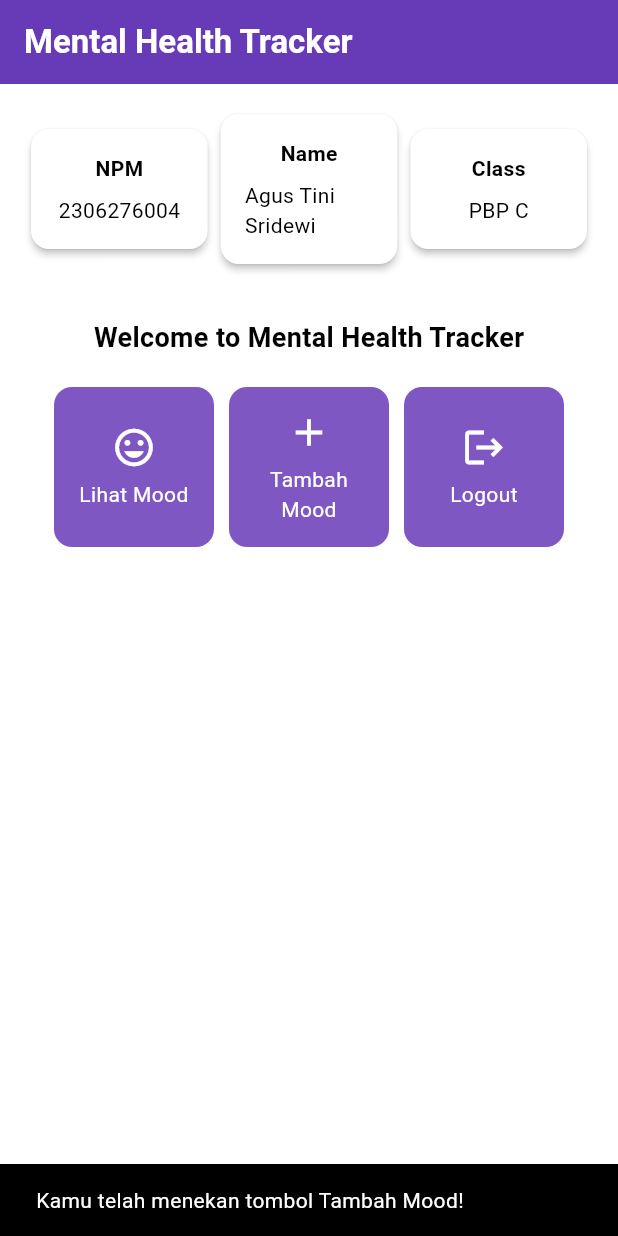
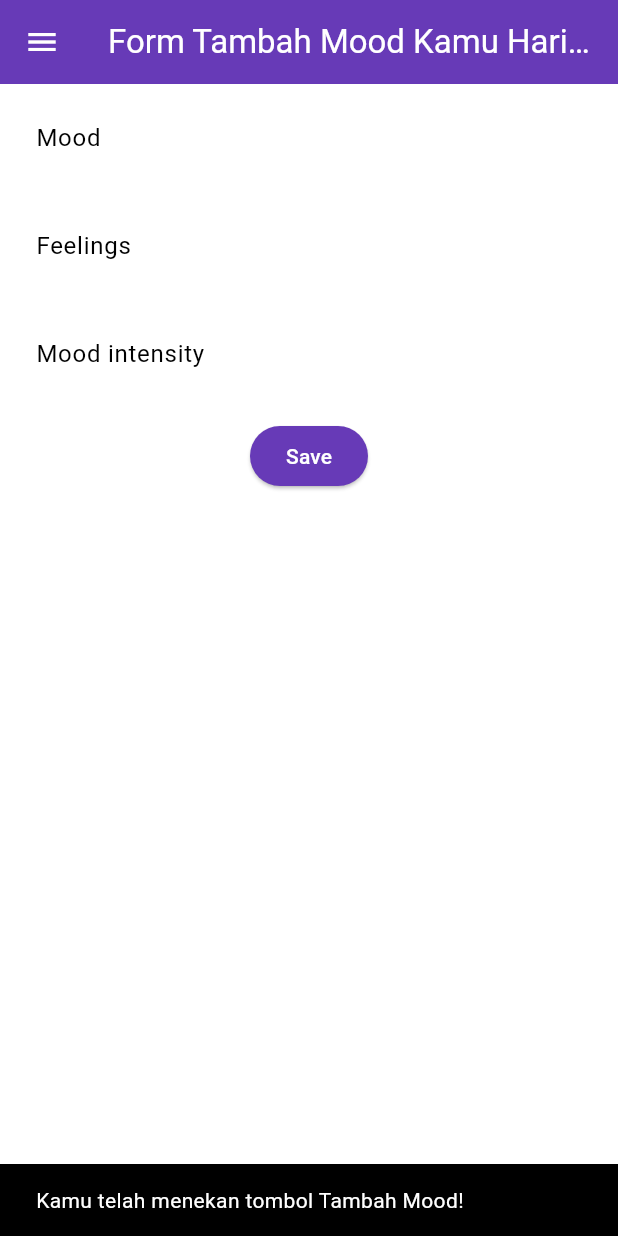
Before and after one commit to agustinisridewi/mental-health-tracker-mobile, a Flutter app: the screen it shows after launch, after a tap on "Tambah Mood", on a phone screen of 412 x 824 dp. Run offline on Flutter 3.47's test engine with Material 3 defaults, Android fonts, the phone set to English and light mode, and no system bars.

Commit message:
Tutorial 7

```diff
--- a/lib/main.dart
+++ b/lib/main.dart
@@ -1,5 +1,5 @@
 import 'package:flutter/material.dart';
-import 'package:mental_health_tracker/menu.dart';
+import 'package:mental_health_tracker/screens/menu.dart';
 
 void main() {
   runApp(const MyApp());
--- a/lib/menu.dart
+++ b/lib/screens/menu.dart
@@ -1,4 +1,7 @@
 import 'package:flutter/material.dart';
+import 'package:mental_health_tracker/widgets/left_drawer.dart';
+import 'package:mental_health_tracker/screens/moodentry_form.dart';
+import 'package:mental_health_tracker/widgets/mood_card.dart';
 
 class MyHomePage extends StatelessWidget {
   MyHomePage({super.key});
@@ -28,7 +31,15 @@ class MyHomePage extends StatelessWidget {
         ),
         // Warna latar belakang AppBar diambil dari skema warna tema aplikasi.
         backgroundColor: Theme.of(context).colorScheme.primary,
+
+        // Mengganti warna icon drawer menjadi putih
+        iconTheme: const IconThemeData(color: Colors.white),
+
+        // Masukkan drawer sebagai parameter nilai drawer dari widget Scaffold
       ),
+
+      drawer: const LeftDrawer(),
+
       // Body halaman dengan padding di sekelilingnya.
       body: Padding(
         padding: const EdgeInsets.all(16.0),
@@ -124,64 +135,3 @@ class InfoCard extends StatelessWidget {
     );
   }
 }
-
-class ItemHomepage {
-    final String name;
-    final IconData icon;
-
-    ItemHomepage(this.name, this.icon);
-}
-
-class ItemCard extends StatelessWidget {
-  // Menampilkan kartu dengan ikon dan nama.
-
-  final ItemHomepage item;
-
-  const ItemCard(this.item, {super.key});
-
-  @override
-  Widget build(BuildContext context) {
-    return Material(
-      // Menentukan warna latar belakang dari tema aplikasi.
-      color: Theme.of(context).colorScheme.secondary,
-      // Membuat sudut kartu melengkung.
-      borderRadius: BorderRadius.circular(12),
-
-      child: InkWell(
-        // Aksi ketika kartu ditekan.
-        onTap: () {
-          // Menampilkan pesan SnackBar saat kartu ditekan.
-          ScaffoldMessenger.of(context)
-            ..hideCurrentSnackBar()
-            ..showSnackBar(
-              SnackBar(content: Text("Kamu telah menekan tombol ${item.name}!"))
-            );
-        },
-        // Container untuk menyimpan Icon dan Text
-        child: Container(
-          padding: const EdgeInsets.all(8),
-          child: Center(
-            child: Column(
-              // Menyusun ikon dan teks di tengah kartu.
-              mainAxisAlignment: MainAxisAlignment.center,
-              children: [
-                Icon(
-                  item.icon,
-                  color: Colors.white,
-                  size: 30.0,
-                ),
-                const Padding(padding: EdgeInsets.all(3)),
-                Text(
-                  item.name,
-                  textAlign: TextAlign.center,
-                  style: const TextStyle(color: Colors.white),
-                ),
-              ],
-            ),
-          ),
-        ),
-      ),
-    );
-  }
-
-}
--- /dev/null
+++ b/lib/screens/moodentry_form.dart
@@ -0,0 +1,166 @@
+import 'package:flutter/material.dart';
+// TODO: Impor drawer yang sudah dibuat sebelumnya
+import 'package:mental_health_tracker/widgets/left_drawer.dart';
+
+
+class MoodEntryFormPage extends StatefulWidget {
+  const MoodEntryFormPage({super.key});
+
+  @override
+  State<MoodEntryFormPage> createState() => _MoodEntryFormPageState();
+}
+
+class _MoodEntryFormPageState extends State<MoodEntryFormPage> {
+  final _formKey = GlobalKey<FormState>();
+  String _mood = "";
+	String _feelings = "";
+	int _moodIntensity = 0;
+
+
+  @override
+  Widget build(BuildContext context) {
+    return Scaffold(
+            appBar: AppBar(
+              title: const Center(
+                child: Text(
+                  'Form Tambah Mood Kamu Hari ini',
+                ),
+              ),
+              backgroundColor: Theme.of(context).colorScheme.primary,
+              foregroundColor: Colors.white,
+            ),
+            // TODO: Tambahkan drawer yang sudah dibuat di sini
+            drawer: const LeftDrawer(),
+            body: Form(
+              key: _formKey,
+              child: SingleChildScrollView(
+                child: Column(
+                  crossAxisAlignment: CrossAxisAlignment.start,
+                  children: [
+                    Padding(
+                      padding: const EdgeInsets.all(8.0),
+                      child: TextFormField(
+                        decoration: InputDecoration(
+                          hintText: "Mood",
+                          labelText: "Mood",
+                          border: OutlineInputBorder(
+                            borderRadius: BorderRadius.circular(5.0),
+                          ),
+                        ),
+                        onChanged: (String? value) {
+                          setState(() {
+                            _mood = value!;
+                          });
+                        },
+                        validator: (String? value) {
+                          if (value == null || value.isEmpty) {
+                            return "Mood tidak boleh kosong!";
+                          }
+                          return null;
+                        },
+                      ),
+                    ),
+                    Padding(
+                      padding: const EdgeInsets.all(8.0),
+                      child: TextFormField(
+                        decoration: InputDecoration(
+                          hintText: "Feelings",
+                          labelText: "Feelings",
+                          border: OutlineInputBorder(
+                            borderRadius: BorderRadius.circular(5.0),
+                          ),
+                        ),
+                        onChanged: (String? value) {
+                          setState(() {
+                            _feelings = value!;
+                          });
+                        },
+                        validator: (String? value) {
+                          if (value == null || value.isEmpty) {
+                            return "Feelings tidak boleh kosong!";
+                          }
+                          return null;
+                        },
+                      ),
+                    ),
+                    Padding(
+                      padding: const EdgeInsets.all(8.0),
+                      child: TextFormField(
+                        decoration: InputDecoration(
+                          hintText: "Mood intensity",
+                          labelText: "Mood intensity",
+                          border: OutlineInputBorder(
+                            borderRadius: BorderRadius.circular(5.0),
+                          ),
+                        ),
+                        onChanged: (String? value) {
+                          setState(() {
+                            _moodIntensity = int.tryParse(value!) ?? 0;
+                          });
+                        },
+                        validator: (String? value) {
+                          if (value == null || value.isEmpty) {
+                            return "Mood intensity tidak boleh kosong!";
+                          }
+                          if (int.tryParse(value) == null) {
+                            return "Mood intensity harus berupa angka!";
+                          }
+                          return null;
+                        },
+                      ),
+                    ),
+                    Align(
+                      alignment: Alignment.bottomCenter,
+                      child: Padding(
+                        padding: const EdgeInsets.all(8.0),
+                        child: ElevatedButton(
+                          style: ButtonStyle(
+                            backgroundColor: WidgetStateProperty.all(
+                                Theme.of(context).colorScheme.primary),
+                          ),
+                          onPressed: () {
+                            if (_formKey.currentState!.validate()) {
+                              showDialog(
+                                context: context,
+                                builder: (context) {
+                                  return AlertDialog(
+                                    title: const Text('Mood berhasil tersimpan'),
+                                    content: SingleChildScrollView(
+                                      child: Column(
+                                        crossAxisAlignment: CrossAxisAlignment.start,
+                                        children: [
+                                          Text('Mood: $_mood'),
+                                          // TODO: Munculkan value-value lainnya
+                                          Text('Feelings: $_feelings'),
+                                          Text('Intensity: $_moodIntensity'),
+                                        ],
+                                      ),
+                                    ),
+                                    actions: [
+                                      TextButton(
+                                        child: const Text('OK'),
+                                        onPressed: () {
+                                          Navigator.pop(context);
+                                          _formKey.currentState!.reset();
+                                        },
+                                      ),
+                                    ],
+                                  );
+                                },
+                              );
+                            }
+                          },
+                          child: const Text(
+                            "Save",
+                            style: TextStyle(color: Colors.white),
+                          ),
+                        ),
+                      ),
+                    ),
+                  ],
+                ),
+              ),
+            ),
+          );
+        }
+      }
--- /dev/null
+++ b/lib/widgets/left_drawer.dart
@@ -0,0 +1,75 @@
+import 'package:flutter/material.dart';
+import 'package:mental_health_tracker/screens/menu.dart';
+import 'package:mental_health_tracker/screens/moodentry_form.dart';
+
+
+
+class LeftDrawer extends StatelessWidget {
+  const LeftDrawer({super.key});
+
+  @override
+  Widget build(BuildContext context) {
+    return Drawer(
+      child: ListView(
+        children: [
+          DrawerHeader(
+            // TODO: Bagian drawer header
+            decoration: BoxDecoration(
+            color: Theme.of(context).colorScheme.primary,
+          ),
+          child: const Column(
+            children: [
+              Text(
+                'Mental Health Tracker',
+                textAlign: TextAlign.center,
+                style: TextStyle(
+                  fontSize: 24,
+                  fontWeight: FontWeight.bold,
+                  color: Colors.white,
+                ),
+              ),
+              Padding(padding: EdgeInsets.all(8)),
+              Text(
+                "Ayo jaga kesehatan mentalmu setiap hari disini!",
+                // TODO: Tambahkan gaya teks dengan center alignment, font ukuran 15, warna putih, dan weight biasa
+                textAlign: TextAlign.center,
+                style: TextStyle(
+                  fontSize: 15,
+                  fontWeight: FontWeight.normal,
+                  color: Colors.white,
+                ),
+              ),
+            ],
+          ),
+          ),
+
+            // TODO: Bagian routing
+          ListTile(
+            leading: const Icon(Icons.home_outlined),
+            title: const Text('Halaman Utama'),
+            // Bagian redirection ke MyHomePage
+            onTap: () {
+              Navigator.pushReplacement(
+                  context,
+                  MaterialPageRoute(
+                    builder: (context) => MyHomePage(),
+                  ));
+            },
+          ),
+          ListTile(
+            leading: const Icon(Icons.mood),
+            title: const Text('Tambah Mood'),
+            // Bagian redirection ke MoodEntryFormPage
+            onTap: () {
+              Navigator.push(
+                context,
+                MaterialPageRoute(builder: (context)=> const MoodEntryFormPage())
+              );
+            },
+          ),
+
+        ],
+      ),
+    );
+  }
+}
--- /dev/null
+++ b/lib/widgets/mood_card.dart
@@ -0,0 +1,71 @@
+import 'package:mental_health_tracker/screens/moodentry_form.dart';
+import 'package:flutter/material.dart';
+
+class ItemHomepage {
+    final String name;
+    final IconData icon;
+
+    ItemHomepage(this.name, this.icon);
+}
+
+class ItemCard extends StatelessWidget {
+  // Menampilkan kartu dengan ikon dan nama.
+
+  final ItemHomepage item;
+
+  const ItemCard(this.item, {super.key});
+
+  @override
+  Widget build(BuildContext context) {
+    return Material(
+      // Menentukan warna latar belakang dari tema aplikasi.
+      color: Theme.of(context).colorScheme.secondary,
+      // Membuat sudut kartu melengkung.
+      borderRadius: BorderRadius.circular(12),
+
+      child: InkWell(
+        // Aksi ketika kartu ditekan.
+        onTap: () {
+          // Menampilkan pesan SnackBar saat kartu ditekan.
+          ScaffoldMessenger.of(context)
+            ..hideCurrentSnackBar()
+            ..showSnackBar(
+              SnackBar(content: Text("Kamu telah menekan tombol ${item.name}!"))
+            );
+             // Navigate ke route yang sesuai (tergantung jenis tombol)
+          if (item.name == "Tambah Mood") {
+            // TODO: Gunakan Navigator.push untuk melakukan navigasi ke MaterialPageRoute yang mencakup MoodEntryFormPage.
+            Navigator.push(
+                context,
+                MaterialPageRoute(builder: (context)=> const MoodEntryFormPage())
+              );
+          }
+        },
+        // Container untuk menyimpan Icon dan Text
+        child: Container(
+          padding: const EdgeInsets.all(8),
+          child: Center(
+            child: Column(
+              // Menyusun ikon dan teks di tengah kartu.
+              mainAxisAlignment: MainAxisAlignment.center,
+              children: [
+                Icon(
+                  item.icon,
+                  color: Colors.white,
+                  size: 30.0,
+                ),
+                const Padding(padding: EdgeInsets.all(3)),
+                Text(
+                  item.name,
+                  textAlign: TextAlign.center,
+                  style: const TextStyle(color: Colors.white),
+                ),
+              ],
+            ),
+          ),
+        ),
+      ),
+    );
+  }
+
+}
```
